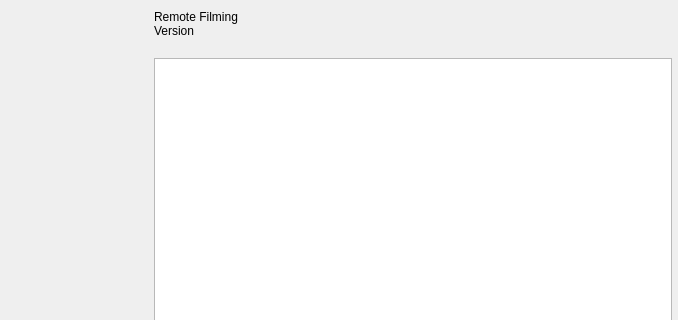
Old version of the form vendor_skins/RemoteFilming-C/UI/forms/OBSAbout.ui in the repository CoSMoSoftware/OBS-studio-webrtc; both pictures show x 162 to 840 and y 0 to 320 of the 840 by 519 pixel window.
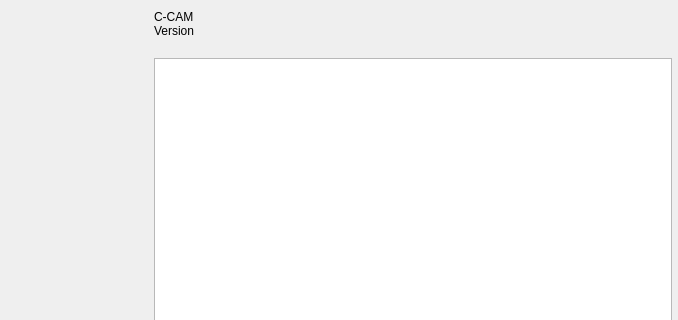
New version of the form. Icons and pictures are not drawn. Custom widgets are drawn as their Qt base class.

```diff
--- a/vendor_skins/RemoteFilming-C/UI/forms/OBSAbout.ui
+++ b/vendor_skins/RemoteFilming-C/UI/forms/OBSAbout.ui
@@ -76,7 +76,7 @@
        <item>
         <widget class="QLabel" name="name">
          <property name="text">
-          <string notr="true">Remote Filming</string>
+          <string notr="true">C-CAM</string>
          </property>
         </widget>
        </item>
```
